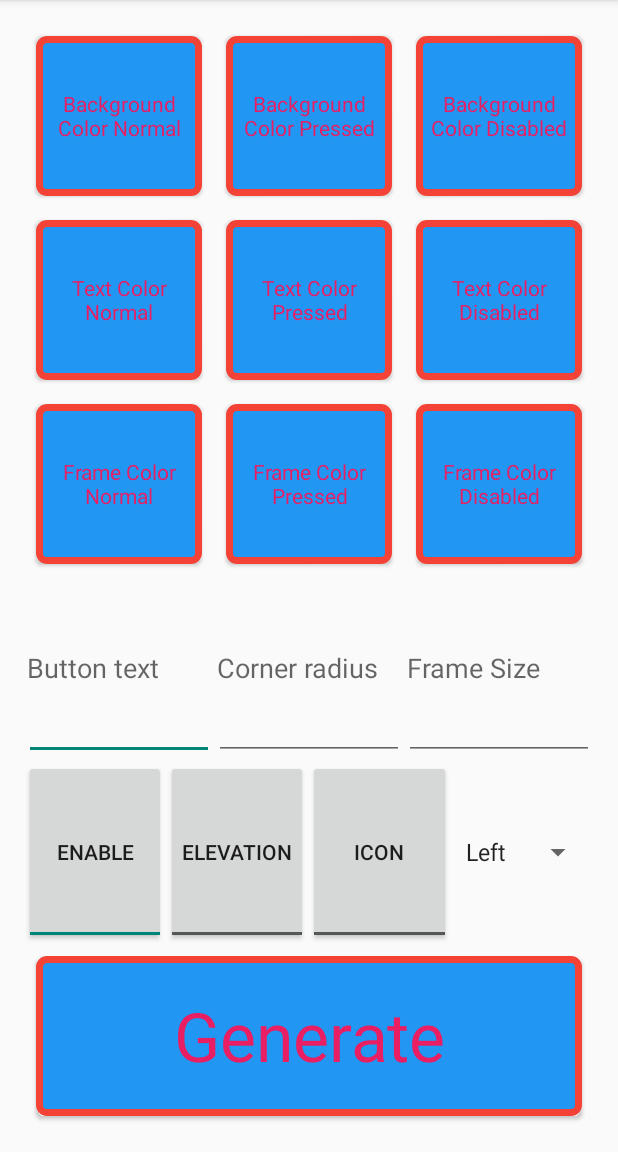
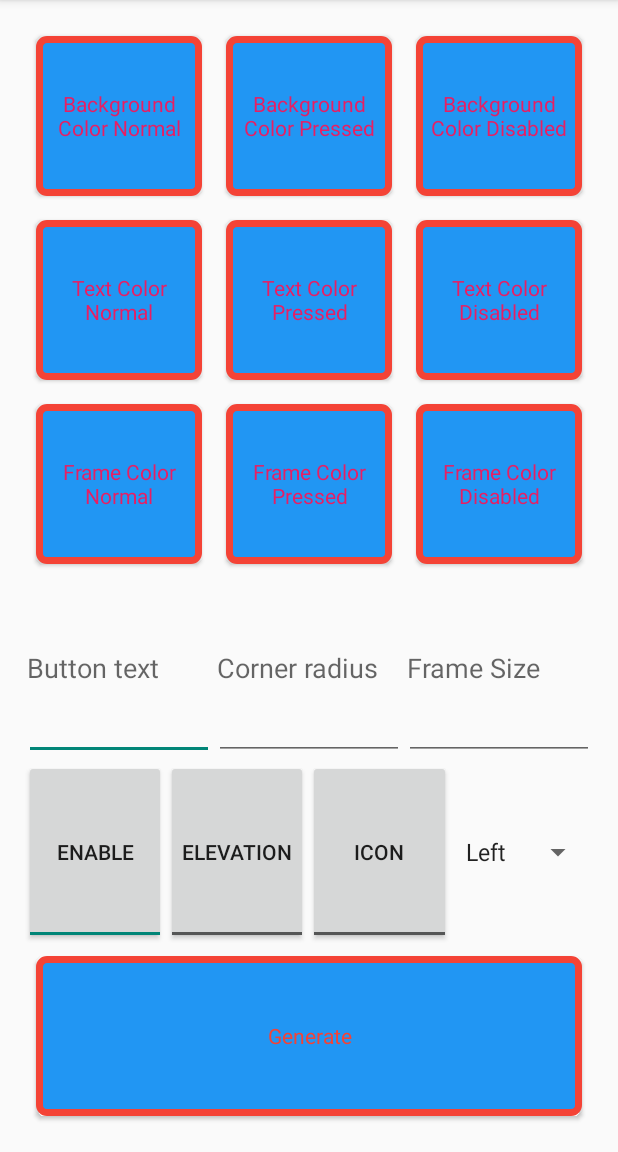
Before and after one commit to jpelczar/pl.sigmapoint.view.CustomButton, an Android app: the screen it shows after launch (MainActivity), on a phone screen of 412 x 824 dp, the part 84-1236 px from its top. Run offline under Robolectric (Android 15) with nearby library versions, the phone set to English and light mode, and no system bars; libraries missing offline, so code that uses them is left out: yuku.ambilwarna; 1 statement that could not run was skipped.

Commit message:
Add simple color spimplification for each button state

```diff
--- a/app/src/main/java/pl/sigmapoint/StartFragment.java
+++ b/app/src/main/java/pl/sigmapoint/StartFragment.java
@@ -99,7 +99,7 @@ public class StartFragment extends Fragment implements View.OnClickListener {
         array[CustomButton.RIGHT] = "Right";
         array[CustomButton.BOTTOM] = "Bottom";
 
-        ArrayAdapter<String> adapter = new ArrayAdapter(getActivity(), android.R.layout.simple_spinner_item, array);
+        ArrayAdapter<String> adapter = new ArrayAdapter<>(getActivity(), android.R.layout.simple_spinner_item, array);
         iconPositionS.setAdapter(adapter);
 
         colorPickerDialog = new AmbilWarnaDialog(getActivity(), Color.WHITE, new AmbilWarnaDialog.OnAmbilWarnaListener() {
--- a/app/src/main/res/layout/fragment_start.xml
+++ b/app/src/main/res/layout/fragment_start.xml
@@ -312,20 +312,9 @@
         android:layout_weight="1"
         android:padding="2dp"
         android:text="@string/generate"
-        app:cb_background="@color/blue_normal"
-        app:cb_background_disabled="@color/blue_light"
-        app:cb_background_pressed="@color/blue_dark"
-        app:cb_elevation_enabled="true"
-        app:cb_frame_color="@color/red_normal"
-        app:cb_frame_color_disabled="@color/red_light"
-        app:cb_frame_color_pressed="@color/red_dark"
         app:cb_frame_size="5dp"
-        app:cb_shape_radius="5dp"
-        app:cb_shape_type="rect"
-        app:cb_text_color="@color/pink_normal"
-        app:cb_text_color_disabled="@color/pink_light"
-        app:cb_text_color_pressed="@color/pink_dark"
-        app:cb_text_padding="5dp"
-        app:cb_text_size="30dp" />
+        app:cb_primary_color="@color/blue_normal"
+        app:cb_secondary_color="@color/red_normal"
+        app:cb_shape_radius="5dp" />
 
 </LinearLayout>
--- a/library/src/main/java/pl/sigmapoint/customview/CustomButton.java
+++ b/library/src/main/java/pl/sigmapoint/customview/CustomButton.java
@@ -4,6 +4,7 @@ import android.animation.AnimatorInflater;
 import android.content.Context;
 import android.content.res.ColorStateList;
 import android.content.res.TypedArray;
+import android.graphics.Color;
 import android.graphics.drawable.Drawable;
 import android.graphics.drawable.GradientDrawable;
 import android.graphics.drawable.RippleDrawable;
@@ -38,6 +39,7 @@ public class CustomButton extends LinearLayout implements View.OnClickListener {
     protected LinearLayout container; //all content container
     protected ImageView imageContainer;
 
+    private int primaryColor, secondaryColor;
     private int backgroundColorPressed, backgroundColorDisabled, backgroundColorNormal; // colors for each backgroundColorNormal state
     private ColorStateList backgroundColorState; // color state list for backgroundColorNormal
     private int textColorPressed, textColorDisabled, textColorNormal; // colors for each text color state
@@ -74,29 +76,36 @@ public class CustomButton extends LinearLayout implements View.OnClickListener {
         imageContainer = new ImageView(context);
     }
 
-    public CustomButton(Context context, ViewGroup.LayoutParams params, int backgroundColorNormal, int textColorNormal, Drawable imageNormal) {
+    public CustomButton(Context context, ViewGroup.LayoutParams params, int primaryColor, int secondaryColor, Drawable imageNormal) {
         super(context);
         init(context);
         setLayoutParams(params);
 
-        this.backgroundColorNormal = backgroundColorNormal;
-        this.textColorNormal = textColorNormal;
+        this.primaryColor = primaryColor;
+        this.secondaryColor = secondaryColor;
+
         this.drawableNormal = imageNormal;
 
-        this.backgroundColorPressed = backgroundColorNormal;
-        this.backgroundColorDisabled = backgroundColorNormal;
+        this.backgroundColorNormal = primaryColor;
+        this.backgroundColorPressed = secondaryColor;
+        this.backgroundColorDisabled = secondaryColor;
 
-        this.textColorDisabled = textColorNormal;
-        this.textColorPressed = textColorNormal;
+        this.textColorNormal = secondaryColor;
+        this.textColorDisabled = primaryColor;
+        this.textColorPressed = primaryColor;
 
-        shapeType = 0;
-        shapeRadius = 0;
-        imageScaleType = ImageView.ScaleType.FIT_CENTER;
+        this.frameColorNormal = secondaryColor;
+        this.frameColorPressed = primaryColor;
+        this.frameColorDisabled = primaryColor;
 
-        if (drawableNormal != null) drawablePosition = LEFT; //default position
+        this.shapeType = 0;
+        this.shapeRadius = 0;
+        this.imageScaleType = ImageView.ScaleType.FIT_CENTER;
+
+        if (drawableNormal != null) this.drawablePosition = LEFT; //default position
         else drawablePosition = -1;
 
-        setContent(context);
+        setContent();
 
         setShapeBackground(); // set shape and backgroundColorNormal to button
         setElevationEnabled(true); // this method will work only for post-L android. Set elevation or disable it and set margins if needed
@@ -112,14 +121,18 @@ public class CustomButton extends LinearLayout implements View.OnClickListener {
         TypedArray attributes = context.getTheme().obtainStyledAttributes(attrs, R.styleable.CustomButton, 0, 0);
 
         try {
-            backgroundColorNormal = attributes.getColor(R.styleable.CustomButton_cb_background, 0);
-            backgroundColorPressed = attributes.getColor(R.styleable.CustomButton_cb_background_pressed, backgroundColorNormal);
-            backgroundColorDisabled = attributes.getColor(R.styleable.CustomButton_cb_background_disabled, backgroundColorNormal);
+
+            primaryColor = attributes.getColor(R.styleable.CustomButton_cb_primary_color, Color.LTGRAY);
+            secondaryColor = attributes.getColor(R.styleable.CustomButton_cb_secondary_color, Color.GRAY);
+
+            backgroundColorNormal = attributes.getColor(R.styleable.CustomButton_cb_background, primaryColor);
+            backgroundColorPressed = attributes.getColor(R.styleable.CustomButton_cb_background_pressed, secondaryColor);
+            backgroundColorDisabled = attributes.getColor(R.styleable.CustomButton_cb_background_disabled, secondaryColor);
             backgroundColorState = attributes.getColorStateList(R.styleable.CustomButton_cb_background_state_list);
 
-            textColorNormal = attributes.getColor(R.styleable.CustomButton_cb_text_color, 0);
-            textColorPressed = attributes.getColor(R.styleable.CustomButton_cb_text_color_pressed, textColorNormal);
-            textColorDisabled = attributes.getColor(R.styleable.CustomButton_cb_text_color_disabled, textColorNormal);
+            textColorNormal = attributes.getColor(R.styleable.CustomButton_cb_text_color, secondaryColor);
+            textColorPressed = attributes.getColor(R.styleable.CustomButton_cb_text_color_pressed, primaryColor);
+            textColorDisabled = attributes.getColor(R.styleable.CustomButton_cb_text_color_disabled, primaryColor);
             textColorState = attributes.getColorStateList(R.styleable.CustomButton_android_textColor);
             textSize = attributes.getDimension(R.styleable.CustomButton_cb_text_size, 0);
             text = attributes.getString(R.styleable.CustomButton_android_text);
@@ -132,9 +145,9 @@ public class CustomButton extends LinearLayout implements View.OnClickListener {
 
             shapeRadius = attributes.getDimension(R.styleable.CustomButton_cb_shape_radius, 0);
             shapeTypeAttr = attributes.getInt(R.styleable.CustomButton_cb_shape_type, 0);
-            frameColorNormal = attributes.getColor(R.styleable.CustomButton_cb_frame_color, 0);
-            frameColorPressed = attributes.getColor(R.styleable.CustomButton_cb_frame_color_pressed, frameColorNormal);
-            frameColorDisabled = attributes.getColor(R.styleable.CustomButton_cb_frame_color_disabled, frameColorNormal);
+            frameColorNormal = attributes.getColor(R.styleable.CustomButton_cb_frame_color, secondaryColor);
+            frameColorPressed = attributes.getColor(R.styleable.CustomButton_cb_frame_color_pressed, primaryColor);
+            frameColorDisabled = attributes.getColor(R.styleable.CustomButton_cb_frame_color_disabled, primaryColor);
             frameColorState = attributes.getColorStateList(R.styleable.CustomButton_cb_frame_state_list);
             frameSize = attributes.getDimension(R.styleable.CustomButton_cb_frame_size, 0);
 
@@ -187,7 +200,7 @@ public class CustomButton extends LinearLayout implements View.OnClickListener {
                     break;
             }
 
-            setContent(context);
+            setContent();
 
             shapeType = (shapeTypeAttr == 0) ? GradientDrawable.RECTANGLE : GradientDrawable.OVAL; // convert xml attributes value to shape type constant
 
@@ -213,7 +226,7 @@ public class CustomButton extends LinearLayout implements View.OnClickListener {
         container.setEnabled(enabled);
     }
 
-    private void setContent(Context context) {
+    private void setContent() {
         removeAllViews();
         container.removeAllViews();
 
@@ -291,15 +304,7 @@ public class CustomButton extends LinearLayout implements View.OnClickListener {
 
         addView(container);
 
-        textColorArray = new int[]{textColorPressed, textColorNormal, textColorDisabled};
-        textColorList = new ColorStateList(stateArray, textColorArray);
-
-        if (text != null) {
-            textView.setText(text);
-            if (textSize > 0) textView.setTextSize(textSize);
-            if (textColorNormal != 0) textView.setTextColor(textColorList);
-            else if (textColorState != null) textView.setTextColor(textColorState);
-        }
+        updateText();
     }
 
     /**
@@ -380,6 +385,46 @@ public class CustomButton extends LinearLayout implements View.OnClickListener {
         frameColorDisabled = globalColor;
     }
 
+    private void updateText() {
+        textColorArray = new int[]{textColorPressed, textColorNormal, textColorDisabled};
+        textColorList = new ColorStateList(stateArray, textColorArray);
+
+        if (text != null) {
+            textView.setText(text);
+            if (textSize > 0) textView.setTextSize(textSize);
+            if (textColorNormal != 0) textView.setTextColor(textColorList);
+            else if (textColorState != null) textView.setTextColor(textColorState);
+        } else {
+            container.removeView(textView);
+        }
+    }
+
+    private void updatePrimaryColor(int color) {
+
+        this.primaryColor = color;
+
+        this.backgroundColorNormal = color;
+
+        this.textColorDisabled = color;
+        this.textColorPressed = color;
+
+        this.frameColorPressed = color;
+        this.frameColorDisabled = color;
+    }
+
+    private void updateSecondaryColor(int color) {
+
+        this.secondaryColor = color;
+
+        this.backgroundColorPressed = color;
+        this.backgroundColorDisabled = color;
+
+        this.textColorNormal = color;
+
+        this.frameColorNormal = color;
+    }
+
+
     /**
      * Set shape backgroundColorNormal.
      *
@@ -389,6 +434,32 @@ public class CustomButton extends LinearLayout implements View.OnClickListener {
     public void setShapeBackground(int shapeType, int shapeRadius) {
         this.shapeType = shapeType;
         this.shapeRadius = shapeRadius;
+        setShapeBackground();
+    }
+
+
+    public void setPrimaryColor(int color) {
+
+        updatePrimaryColor(color);
+
+        updateText();
+        setShapeBackground();
+    }
+
+    public void setSecondaryColor(int color) {
+
+        updateSecondaryColor(color);
+
+        updateText();
+        setShapeBackground();
+    }
+
+    public void setMainColors(int primaryColor, int secondaryColor) {
+
+        updatePrimaryColor(primaryColor);
+        updateSecondaryColor(secondaryColor);
+
+        updateText();
         setShapeBackground();
     }
 
@@ -507,7 +578,7 @@ public class CustomButton extends LinearLayout implements View.OnClickListener {
         this.text = text;
         textView.setText(text);
         if (textView.getParent() != container) {
-            setContent(getContext());
+            setContent();
         }
     }
 
@@ -605,7 +676,7 @@ public class CustomButton extends LinearLayout implements View.OnClickListener {
         this.imageWeight = weight;
         this.imagePaddingArray = padding;
 
-        setContent(getContext());
+        setContent();
     }
 
     /**
@@ -629,7 +700,7 @@ public class CustomButton extends LinearLayout implements View.OnClickListener {
         if (scaleType != null)
             imageContainer.setScaleType(scaleType);
 
-        setContent(getContext());
+        setContent();
     }
 
     /**
@@ -797,4 +868,11 @@ public class CustomButton extends LinearLayout implements View.OnClickListener {
         return textWeight;
     }
 
+    public int getPrimaryColor() {
+        return primaryColor;
+    }
+
+    public int getSecondaryColor() {
+        return secondaryColor;
+    }
 }
--- a/library/src/main/res/values/attrs.xml
+++ b/library/src/main/res/values/attrs.xml
@@ -1,6 +1,9 @@
 <?xml version="1.0" encoding="utf-8"?>
 <resources>
     <declare-styleable name="CustomButton">
+
+        <attr name="cb_primary_color" format="color" />
+        <attr name="cb_secondary_color" format="color" />
 
         <attr name="cb_background_pressed" format="color" />
         <attr name="cb_background_disabled" format="color" />
```
Also changed, not shown: 1 other file.
